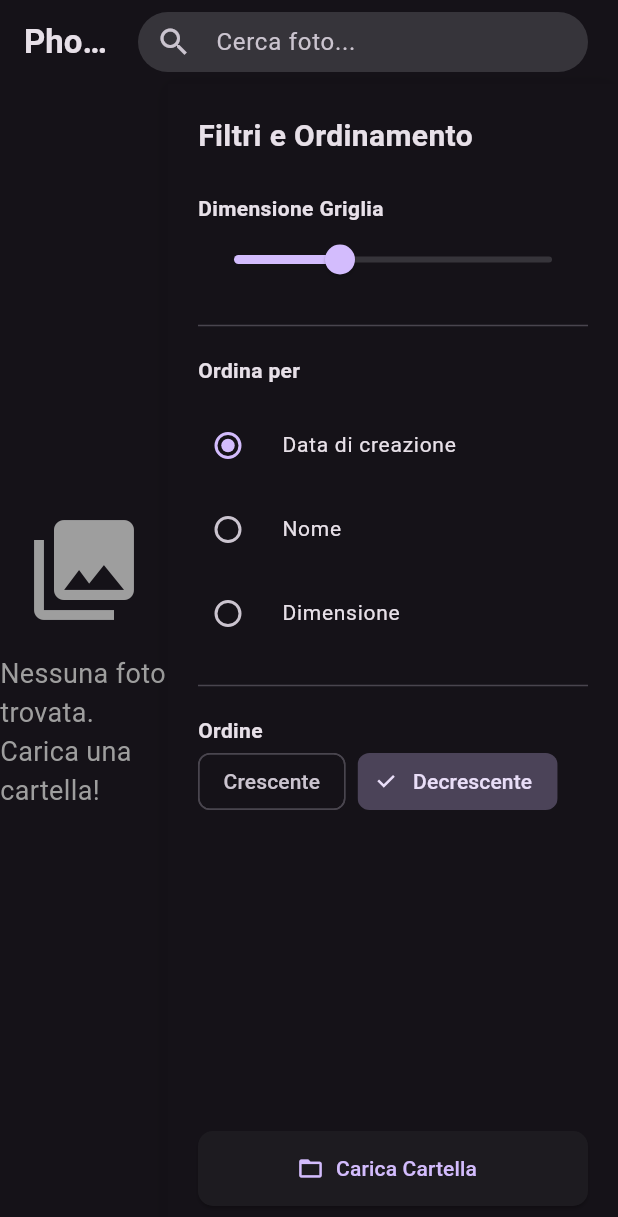
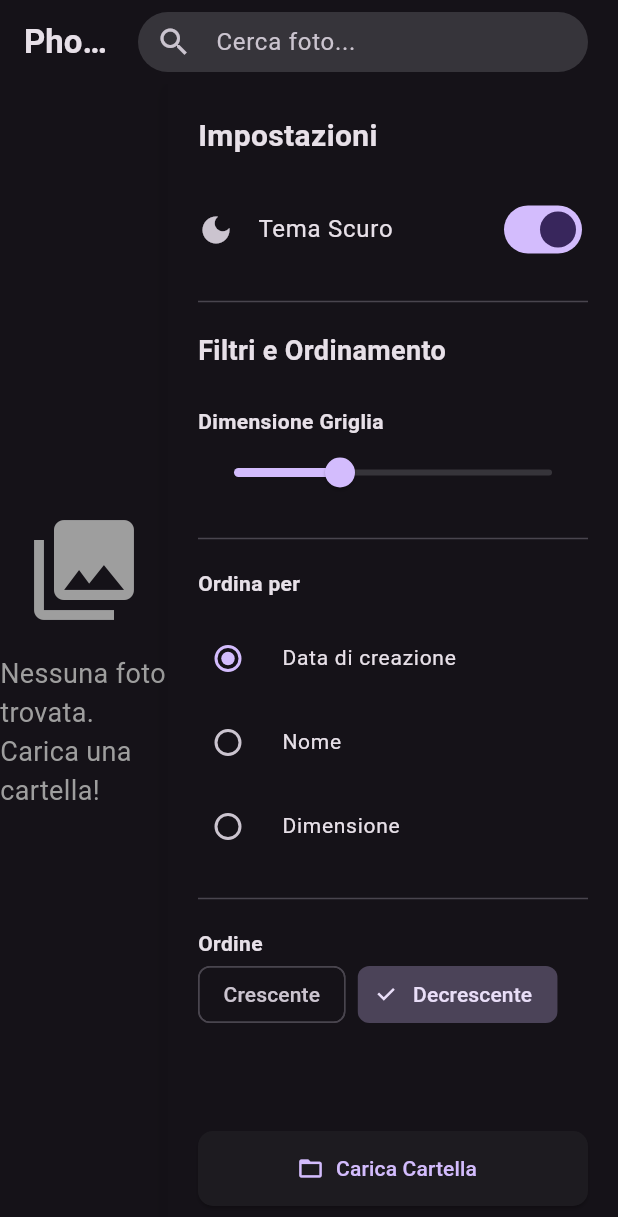
Before and after one commit to Sebastiano-ITS/image_viewer_app, a Flutter app: the screen it shows after launch, on a phone screen of 412 x 824 dp. Shown: the top 1217 px of the screen. Run offline on Flutter 3.47's test engine with Material 3 defaults, Android fonts, the light colour scheme and no system bars; network calls fail.

Commit message:
add button cambio tema

```diff
--- a/lib/main.dart
+++ b/lib/main.dart
@@ -1,6 +1,7 @@
 import 'package:flutter/material.dart';
 import 'package:provider/provider.dart';
 import 'providers/photo_provider.dart';
+import 'providers/theme_provider.dart';
 import 'screens/home_screen.dart';
 
 void main() {
@@ -8,6 +9,7 @@ void main() {
     MultiProvider(
       providers: [
         ChangeNotifierProvider(create: (_) => PhotoProvider()),
+        ChangeNotifierProvider(create: (_) => ThemeProvider()),
       ],
       child: const MyApp(),
     ),
@@ -19,10 +21,25 @@ class MyApp extends StatelessWidget {
 
   @override
   Widget build(BuildContext context) {
+    return Consumer<ThemeProvider>(
+      builder: (context, themeProvider, child) {
         return MaterialApp(
           title: 'Photo Viewer Premium',
           debugShowCheckedModeBanner: false,
+          themeMode: themeProvider.themeMode,
           theme: ThemeData(
+            useMaterial3: true,
+            colorScheme: ColorScheme.fromSeed(
+              seedColor: Colors.deepPurple,
+              brightness: Brightness.light,
+            ),
+            cardTheme: CardThemeData(
+              elevation: 4,
+              shadowColor: Colors.black12,
+              shape: RoundedRectangleBorder(borderRadius: BorderRadius.circular(16)),
+            ),
+          ),
+          darkTheme: ThemeData(
             useMaterial3: true,
             colorScheme: ColorScheme.fromSeed(
               seedColor: Colors.deepPurple,
@@ -33,13 +50,10 @@ class MyApp extends StatelessWidget {
               shadowColor: Colors.black45,
               shape: RoundedRectangleBorder(borderRadius: BorderRadius.circular(16)),
             ),
-        appBarTheme: const AppBarTheme(
-          centerTitle: false,
-          backgroundColor: Colors.transparent,
-          surfaceTintColor: Colors.transparent,
-        ),
           ),
           home: const HomeScreen(),
         );
+      },
+    );
   }
 }
--- /dev/null
+++ b/lib/providers/theme_provider.dart
@@ -0,0 +1,35 @@
+import 'package:flutter/material.dart';
+import '../services/api_service.dart';
+
+class ThemeProvider with ChangeNotifier {
+  final ApiService _apiService = ApiService();
+  ThemeMode _themeMode = ThemeMode.dark;
+
+  ThemeMode get themeMode => _themeMode;
+
+  ThemeProvider() {
+    _loadTheme();
+  }
+
+  Future<void> _loadTheme() async {
+    try {
+      final theme = await _apiService.getSetting('theme');
+      if (theme != null) {
+        _themeMode = theme == 'light' ? ThemeMode.light : ThemeMode.dark;
+        notifyListeners();
+      }
+    } catch (e) {
+      print('Error loading theme: $e');
+    }
+  }
+
+  Future<void> toggleTheme() async {
+    _themeMode = _themeMode == ThemeMode.light ? ThemeMode.dark : ThemeMode.light;
+    notifyListeners();
+    try {
+      await _apiService.updateSetting('theme', _themeMode == ThemeMode.light ? 'light' : 'dark');
+    } catch (e) {
+      print('Error saving theme: $e');
+    }
+  }
+}
--- a/lib/widgets/right_sidebar.dart
+++ b/lib/widgets/right_sidebar.dart
@@ -1,6 +1,7 @@
 import 'package:flutter/material.dart';
 import 'package:provider/provider.dart';
 import '../providers/photo_provider.dart';
+import '../providers/theme_provider.dart';
 
 class RightSidebar extends StatelessWidget {
   const RightSidebar({Key? key}) : super(key: key);
@@ -24,8 +25,27 @@ class RightSidebar extends StatelessWidget {
         crossAxisAlignment: CrossAxisAlignment.start,
         children: [
           const Text(
+            "Impostazioni",
+            style: TextStyle(fontSize: 20, fontWeight: FontWeight.bold),
+          ),
+          const SizedBox(height: 20),
+          Consumer<ThemeProvider>(
+            builder: (context, themeProvider, child) {
+              return ListTile(
+                leading: Icon(themeProvider.themeMode == ThemeMode.light ? Icons.light_mode : Icons.dark_mode),
+                title: const Text("Tema Scuro"),
+                trailing: Switch(
+                  value: themeProvider.themeMode == ThemeMode.dark,
+                  onChanged: (value) => themeProvider.toggleTheme(),
+                ),
+                contentPadding: EdgeInsets.zero,
+              );
+            },
+          ),
+          const Divider(height: 40),
+          const Text(
             "Filtri e Ordinamento",
-            style: TextStyle(fontSize: 20, fontWeight: FontWeight.bold),
+            style: TextStyle(fontSize: 18, fontWeight: FontWeight.bold),
           ),
           const SizedBox(height: 24),
           const Text("Dimensione Griglia", style: TextStyle(fontWeight: FontWeight.w600)),
```
Also changed, not shown: lib/services/api_service.dart (+17 -0 lines), 4 other files. Lines whose indentation alone changed are shown as unchanged.
